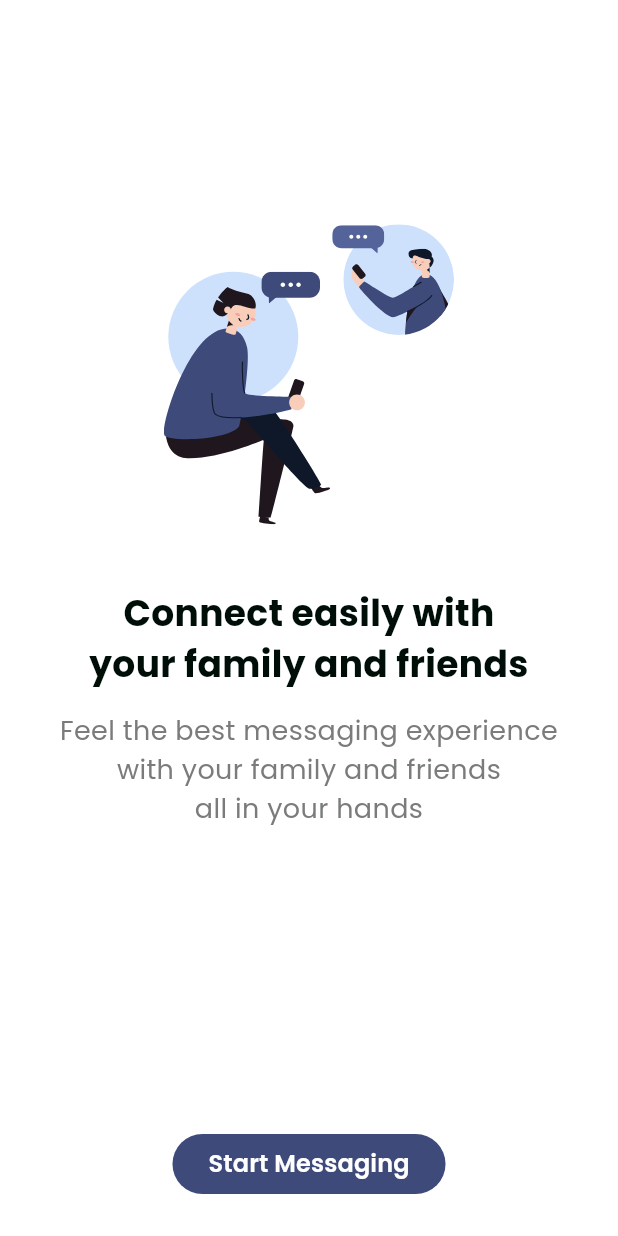
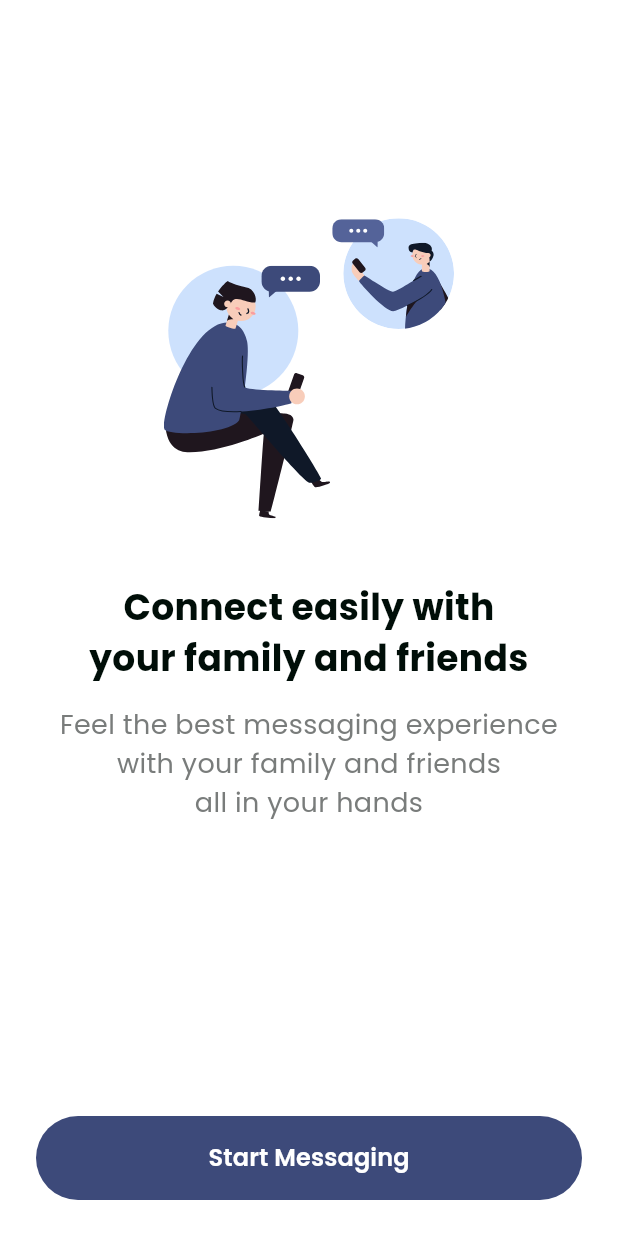
Before and after one commit to Imdvlpr99/Chatty, a Flutter app: the screen it shows after launch, on a phone screen of 412 x 824 dp. Run offline on Flutter 3.47's test engine with Material 3 defaults, Android fonts, the phone set to English and light mode, and no system bars; our stand-ins replace firebase_core, flutter_svg, google_fonts, iconsax, lottie, shared_preferences; accounts and stored records are empty; generated files the repository leaves out were written again.

Commit message:
fix : set button minimum size

```diff
--- a/lib/utils/theme.dart
+++ b/lib/utils/theme.dart
@@ -36,6 +36,7 @@ LinearGradient mainBackground() {
 /** Button Style **/
 final ButtonStyle buttonPrimary = ElevatedButton.styleFrom(
     backgroundColor: darkBlue,
+    minimumSize: const Size(double.infinity, 56),
     elevation: 0,
     shape: const RoundedRectangleBorder(
         borderRadius: BorderRadius.all(Radius.circular(32))
@@ -44,6 +45,7 @@ final ButtonStyle buttonPrimary = ElevatedButton.styleFrom(
 
 final ButtonStyle buttonSecondary = ElevatedButton.styleFrom(
     backgroundColor: white,
+    minimumSize: const Size(double.infinity, 56),
     elevation: 0,
     side: const BorderSide(
         width: 1,
```
Lines whose indentation alone changed are shown as unchanged.
